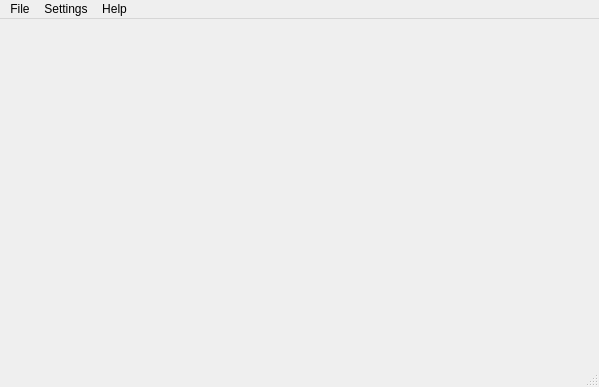
First picture: the form in src/bioData.ui, repository mariasom/diplomovka, before the edit.
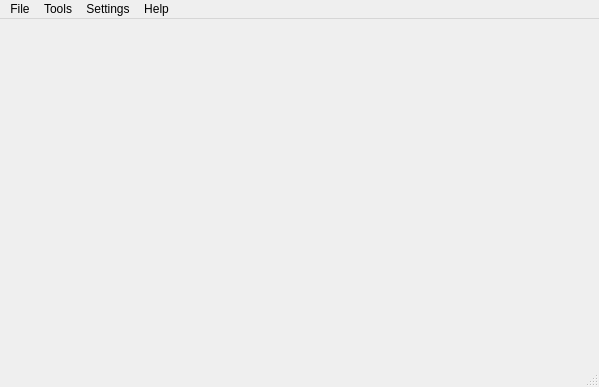
Second picture: the form after the edit.

Diff of the .ui file:
```diff
--- a/src/bioData.ui
+++ b/src/bioData.ui
@@ -54,7 +54,13 @@
     <addaction name="actionDocumentation"/>
     <addaction name="actionAbout"/>
    </widget>
+   <widget class="QMenu" name="menuTools">
+    <property name="title">
+     <string>Tools</string>
+    </property>
+   </widget>
    <addaction name="menuFile"/>
+   <addaction name="menuTools"/>
    <addaction name="menuSettings"/>
    <addaction name="menuAbout"/>
   </widget>
```
